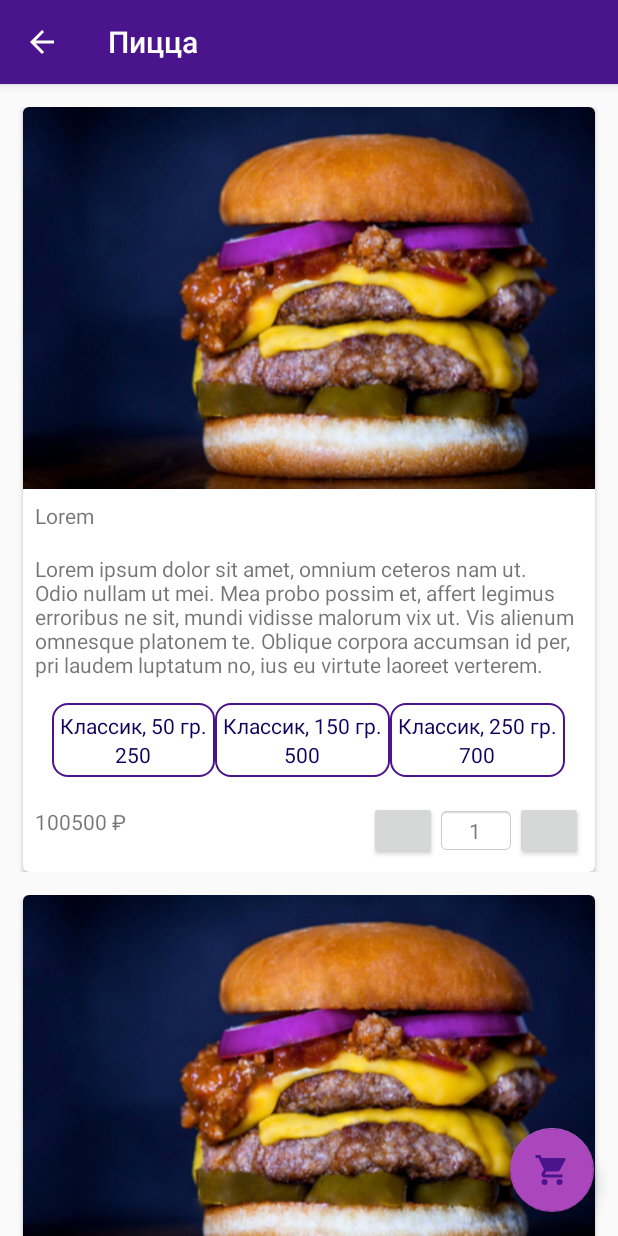
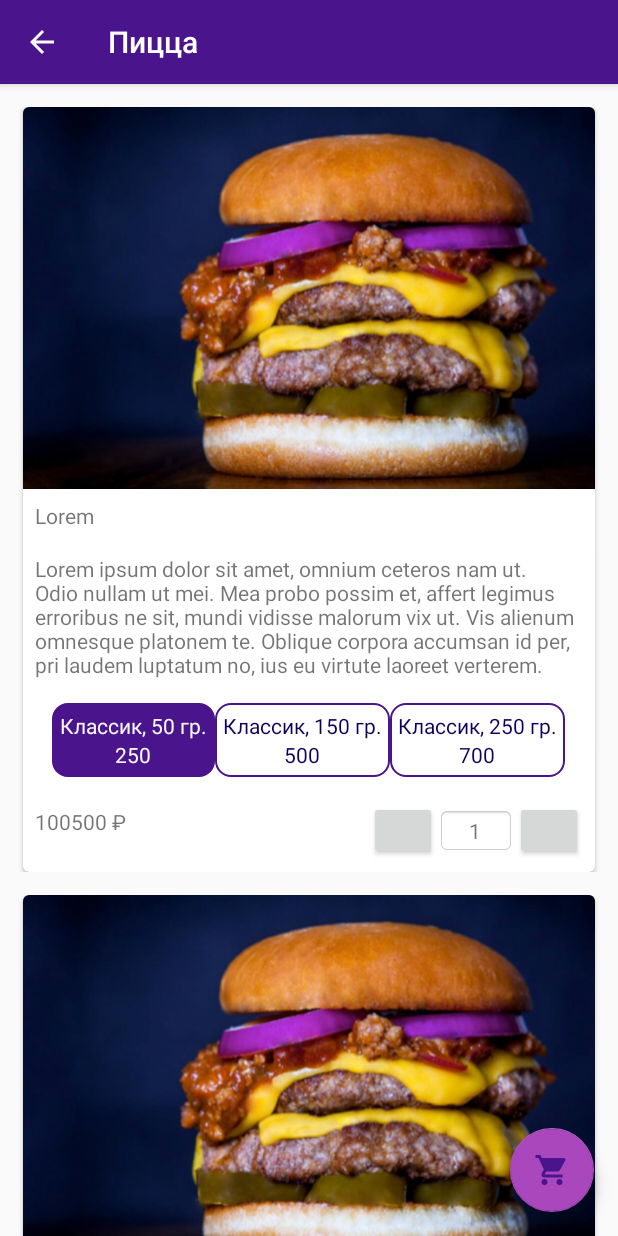
Before and after one commit to LtdArink-Group/DeliveryApp, an Android app: the screen it shows after launch (ProductsActivity), after a tap on "Пицца", on a phone screen of 412 x 824 dp. Run offline under Robolectric (Android 15) with nearby library versions, the phone set to English and light mode, and no system bars; our stand-ins replace RxJava; plain views replace CircleButton.

Commit message:
add working portions

```diff
--- a/app/src/main/java/ru/arink_group/deliveryapp/presentation/custom_elements/PortionList.java
+++ b/app/src/main/java/ru/arink_group/deliveryapp/presentation/custom_elements/PortionList.java
@@ -1,13 +1,19 @@
 package ru.arink_group.deliveryapp.presentation.custom_elements;
 
 import android.content.Context;
+import android.graphics.drawable.Drawable;
 import android.support.annotation.Nullable;
+import android.support.v4.content.ContextCompat;
 import android.util.AttributeSet;
 import android.view.LayoutInflater;
 import android.view.View;
 import android.view.ViewGroup;
+import android.widget.CheckedTextView;
 import android.widget.LinearLayout;
 import android.widget.TextView;
+
+import java.util.ArrayList;
+import java.util.Arrays;
 
 import ru.arink_group.deliveryapp.R;
 import ru.arink_group.deliveryapp.domain.Portion;
@@ -16,7 +22,7 @@ import ru.arink_group.deliveryapp.domain.Portion;
  * Created by kirillvs on 05.10.17.
  */
 
-public class PortionList extends LinearLayout {
+public class PortionList extends LinearLayout implements View.OnClickListener {
 
     public PortionList(Context context) {
         super(context);
@@ -30,11 +36,57 @@ public class PortionList extends LinearLayout {
         super(context, attrs, defStyleAttr);
     }
 
+    ArrayList<Integer> elementsIds;
+    ArrayList<View> items;
+    View checkedItem;
+
     public void setAdapter(PortionList.Adapter adapter) {
+        items = new ArrayList<>();
+        elementsIds = adapter.getElementsIds();
         for(int i = 0; i < adapter.getElementSize(); i++) {
-            this.addView(adapter.getElement(i));
+            View item = adapter.getElement(i);
+            this.addView(item);
+            item.setOnClickListener(this);
+            items.add(item);
+            if(i == 0) checkView(item);
         }
     }
+
+    public View getChecked() {
+        return this.checkedItem;
+    }
+
+    @Override
+    public void onClick(View v) {
+        uncheckAll();
+        checkView(v);
+    }
+
+    private void checkView(View v) {
+        checkedItem = v;
+        for(int elementId : elementsIds) {
+            CheckedTextView ctv = v.findViewById(elementId);
+            ctv.setChecked(true);
+        }
+        Drawable color = ContextCompat.getDrawable(this.getContext(), R.drawable.rounder_border_checked);
+        v.setBackground(color);
+    }
+
+    private void uncheckView(View v) {
+        for(int elementId : elementsIds) {
+            CheckedTextView ctv = v.findViewById(elementId);
+            ctv.setChecked(false);
+        }
+        Drawable color = ContextCompat.getDrawable(this.getContext(), R.drawable.rounder_border);
+        v.setBackground(color);
+    }
+
+    private void uncheckAll() {
+        for(View item : items) {
+            uncheckView(item);
+        }
+    }
+
 
     public static class Adapter {
 
@@ -55,8 +107,8 @@ public class PortionList extends LinearLayout {
         public View getElement(int position) {
             View layout = LayoutInflater.from(context).inflate(layoutId, null);
 
-            TextView name = layout.findViewById(R.id.item1);
-            TextView price = layout.findViewById(R.id.item2);
+            CheckedTextView name = layout.findViewById(R.id.item1);
+            CheckedTextView price = layout.findViewById(R.id.item2);
 
             name.setText(items[position].getName());
             price.setText(items[position].getPrice());
@@ -64,6 +116,13 @@ public class PortionList extends LinearLayout {
             return layout;
         }
 
+        public ArrayList<Integer> getElementsIds() {
+            ArrayList<Integer> elementIds = new ArrayList<>();
+            elementIds.add(R.id.item1);
+            elementIds.add(R.id.item2);
+            return elementIds;
+        }
+
     }
 
 }
--- /dev/null
+++ b/app/src/main/res/drawable/rounder_border_checked.xml
@@ -0,0 +1,22 @@
+<?xml version="1.0" encoding="utf-8"?>
+<shape xmlns:android="http://schemas.android.com/apk/res/android"
+    android:shape="rectangle" >
+
+    <!-- view background color -->
+    <solid android:color="@color/colorPrimary" >
+    </solid>
+
+    <!-- view border color and width -->
+    <stroke
+        android:width="1dp"
+        android:color="@color/colorPrimary" >
+    </stroke>
+
+    <!-- If you want to add some padding -->
+
+
+    <!-- Here is the corner radius -->
+    <corners android:radius="10dp" >
+    </corners>
+
+</shape>
--- a/app/src/main/res/layout/item_portion.xml
+++ b/app/src/main/res/layout/item_portion.xml
@@ -6,19 +6,21 @@
     android:background="@drawable/rounder_border"
     android:layout_margin="15dp">
 
-    <TextView
+    <CheckedTextView
         android:id="@+id/item1"
         android:layout_gravity="center"
         android:layout_width="wrap_content"
         android:layout_height="wrap_content"
         android:textAlignment="center"
+        android:background="@drawable/bg_item_ingredient"
         android:textColor="@drawable/ingredient_text_checked"/>
 
-    <TextView
+    <CheckedTextView
         android:id="@+id/item2"
         android:layout_gravity="center"
         android:layout_width="wrap_content"
         android:layout_height="wrap_content"
         android:textAlignment="center"
+        android:background="@drawable/bg_item_ingredient"
         android:textColor="@drawable/ingredient_text_checked"/>
 </LinearLayout>
```
Also changed, not shown: app/src/main/res/drawable/bg_item_ingredient.xml (+4 -4 lines).
